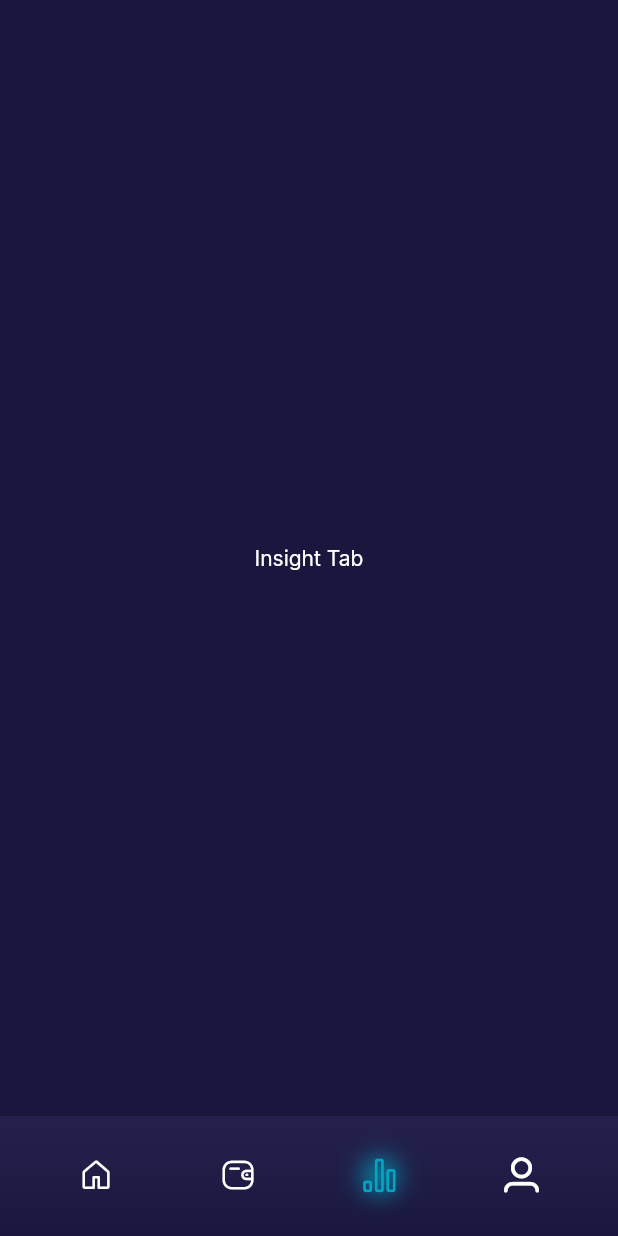
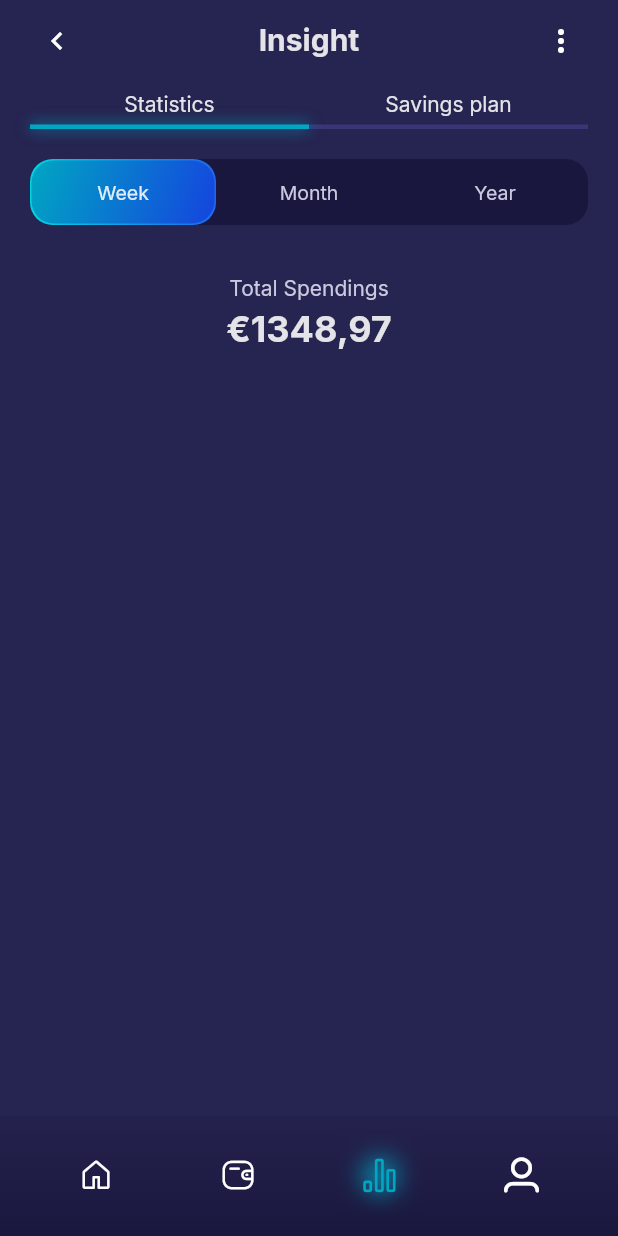
Before and after one commit to AyurM/App-Wallet, a Flutter app: the screen it shows after launch, item 3 of the bottom bar chosen, on a phone screen of 412 x 824 dp. Run offline on Flutter 3.47's test engine with Material 2 defaults, Android fonts, the light colour scheme and no system bars; our stand-ins replace google_fonts.

Commit message:
Started adding Insight tab

```diff
--- a/lib/components/app_bar.dart
+++ b/lib/components/app_bar.dart
@@ -36,6 +36,7 @@ class WalletAppBar extends AppBar {
               iconData: leadingIcon ?? Icons.chevron_left_outlined,
               onPressed: onBackPressed ?? () => Navigator.of(context).pop(),
               hasHorizontalPadding: true,
+              backgroundColor: bgColor,
             ),
             actions: [
               if (customAction != null) customAction,
@@ -43,6 +44,7 @@ class WalletAppBar extends AppBar {
                 iconData: Icons.more_vert_rounded,
                 onPressed: onMorePressed ?? () {},
                 hasHorizontalPadding: true,
+                backgroundColor: bgColor,
               )
             ],
             title: Text(text));
@@ -94,6 +96,7 @@ class HomeTabAppBar extends AppBar {
                 iconData: Icons.more_vert_rounded,
                 onPressed: onMorePressed ?? () {},
                 hasHorizontalPadding: true,
+                backgroundColor: bgColor,
               )
             ],
             title:
@@ -130,11 +133,14 @@ class AppBarButton extends StatelessWidget {
   final double? iconSize;
   final void Function()? onPressed;
   final bool hasHorizontalPadding;
+  final Color? backgroundColor;
+
   const AppBarButton(
       {Key? key,
       required this.iconData,
       this.iconSize,
       this.onPressed,
+      this.backgroundColor,
       this.hasHorizontalPadding = false})
       : super(key: key);
 
@@ -148,7 +154,7 @@ class AppBarButton extends StatelessWidget {
           height: _kAppBarButtonSize,
           decoration: BoxDecoration(
               borderRadius: BorderRadius.circular(_kBorderRadius),
-              color: AppColors.darkPrimary),
+              color: backgroundColor ?? AppColors.darkPrimary),
           child: InkWell(
             onTap: onPressed,
             borderRadius: BorderRadius.circular(_kBorderRadius),
--- /dev/null
+++ b/lib/components/app_tab_bar.dart
@@ -0,0 +1,77 @@
+import 'dart:ui';
+
+import 'package:app_wallet/res/theme/app_colors.dart';
+import 'package:app_wallet/res/theme/constants.dart';
+import 'package:flutter/material.dart';
+
+const _kIndicatorHeight = 3.0;
+const _kIndicatorBlur = 5.0;
+const _kUnselectedColor = Color(0xFF393678);
+
+class AppTabBar extends StatelessWidget {
+  final TabController controller;
+  final List<String> tabTitles;
+
+  const AppTabBar({Key? key, required this.tabTitles, required this.controller})
+      : super(key: key);
+
+  @override
+  Widget build(BuildContext context) {
+    return Padding(
+      padding: kHorizontalPadding20,
+      child: DecoratedBox(
+        decoration: const BoxDecoration(
+            border: Border(
+                bottom: BorderSide(
+                    color: _kUnselectedColor, width: _kIndicatorHeight))),
+        child: TabBar(
+            controller: controller,
+            physics: const NeverScrollableScrollPhysics(),
+            indicator: _AppTabIndicator(),
+            tabs: tabTitles
+                .map((title) => SizedBox(
+                      height: kAppBarBottomHeight,
+                      child: Center(
+                        child: Text(title,
+                            style: Theme.of(context)
+                                .textTheme
+                                .bodyText2
+                                ?.copyWith(color: AppColors.primaryText87)),
+                      ),
+                    ))
+                .toList()),
+      ),
+    );
+  }
+}
+
+class _AppTabIndicator extends Decoration {
+  @override
+  BoxPainter createBoxPainter([VoidCallback? onChanged]) => _AppTabPainter();
+}
+
+class _AppTabPainter extends BoxPainter {
+  @override
+  void paint(Canvas canvas, Offset offset, ImageConfiguration cfg) {
+    _drawIndicatorLine(canvas, offset, cfg, addBlur: true);
+    _drawIndicatorLine(canvas, offset, cfg, addBlur: false);
+  }
+
+  void _drawIndicatorLine(Canvas canvas, Offset offset, ImageConfiguration cfg,
+      {bool addBlur = false}) {
+    final paint = Paint()
+      ..color = AppColors.accent
+      ..style = PaintingStyle.stroke
+      ..strokeWidth = _kIndicatorHeight;
+
+    if (addBlur) {
+      paint.imageFilter =
+          ImageFilter.blur(sigmaX: _kIndicatorBlur, sigmaY: _kIndicatorBlur);
+    }
+
+    final dy = (cfg.size?.height ?? 0) - _kIndicatorHeight / 2;
+
+    canvas.drawLine(offset + Offset(0, dy),
+        offset + Offset(cfg.size?.width ?? 0, dy), paint);
+  }
+}
--- /dev/null
+++ b/lib/components/balance/total_spendings.dart
@@ -0,0 +1,26 @@
+import 'package:flutter/material.dart';
+
+const _titleText = 'Total Spendings';
+
+class TotalSpendings extends StatelessWidget {
+  final double value;
+  final String symbol;
+
+  const TotalSpendings({Key? key, required this.value, this.symbol = '€'})
+      : super(key: key);
+
+  @override
+  Widget build(BuildContext context) {
+    final textTheme = Theme.of(context).textTheme;
+
+    return Column(
+      mainAxisSize: MainAxisSize.min,
+      children: [
+        Text(_titleText, style: textTheme.subtitle1),
+        const SizedBox(height: 5),
+        Text('$symbol$value'.replaceFirst('.', ','),
+            style: textTheme.headline2),
+      ],
+    );
+  }
+}
--- a/lib/components/credit_card/add_card_form.dart
+++ b/lib/components/credit_card/add_card_form.dart
@@ -55,13 +55,13 @@ class _AddCardFormState extends State<AddCardForm> {
           const AppFormField(labelText: 'Cardholder Name'),
           const SizedBox(height: 20),
           Row(
-            children: [
-              const Expanded(
+            children: const [
+              Expanded(
                 flex: 166,
                 child: AppFormField(labelText: 'Expiration Date'),
               ),
-              const SizedBox(width: 17),
-              const Expanded(
+              SizedBox(width: 17),
+              Expanded(
                 flex: 127,
                 child: AppFormField(labelText: 'Security Code'),
               ),
--- /dev/null
+++ b/lib/components/period_selector.dart
@@ -0,0 +1,114 @@
+import 'package:app_wallet/components/primary_button.dart';
+import 'package:app_wallet/res/theme/app_colors.dart';
+import 'package:app_wallet/utils/enum_period.dart';
+import 'package:flutter/material.dart';
+
+const _kHeight = 44.0;
+const _kAnimDuration = Duration(milliseconds: 150);
+const _kBorderRadius = 15.0;
+
+class PeriodSelector extends StatefulWidget {
+  final Period initialValue;
+  final void Function(Period) onChanged;
+
+  const PeriodSelector(
+      {Key? key, this.initialValue = Period.week, required this.onChanged})
+      : super(key: key);
+
+  @override
+  State<PeriodSelector> createState() => _PeriodSelectorState();
+}
+
+class _PeriodSelectorState extends State<PeriodSelector> {
+  late Period selectedPeriod;
+
+  @override
+  void initState() {
+    super.initState();
+    selectedPeriod = widget.initialValue;
+  }
+
+  @override
+  Widget build(BuildContext context) {
+    return LayoutBuilder(builder: (context, constraints) {
+      final buttonWidth = (constraints.maxWidth) / Period.values.length;
+
+      return Container(
+        height: _kHeight,
+        decoration: BoxDecoration(
+            borderRadius: BorderRadius.circular(_kBorderRadius),
+            color: AppColors.darkPrimary),
+        child: Stack(children: [
+          _buildActiveOptionDecoration(Size(buttonWidth, _kHeight)),
+          SizedBox(
+            height: _kHeight,
+            child: Row(
+                children: Period.values
+                    .map((period) => Expanded(
+                        child: _OptionButton(
+                            text: period.text,
+                            isSelected: selectedPeriod == period,
+                            onPressed: () => _onOptionSelect(period))))
+                    .toList()),
+          )
+        ]),
+      );
+    });
+  }
+
+  Widget _buildActiveOptionDecoration(Size size) {
+    final alignments = [
+      Alignment.centerLeft,
+      Alignment.center,
+      Alignment.centerRight
+    ];
+
+    return AnimatedAlign(
+      duration: _kAnimDuration,
+      curve: Curves.decelerate,
+      alignment: alignments[selectedPeriod.index],
+      child: SizedBox(
+        width: size.width,
+        height: size.height,
+        child: Stack(children: PrimaryButton.getDecorations(_kBorderRadius)),
+      ),
+    );
+  }
+
+  void _onOptionSelect(Period period) {
+    if (period == selectedPeriod) {
+      return;
+    }
+
+    setState(() => selectedPeriod = period);
+    widget.onChanged.call(period);
+  }
+}
+
+class _OptionButton extends StatelessWidget {
+  final String text;
+  final void Function()? onPressed;
+  final bool isSelected;
+
+  const _OptionButton(
+      {Key? key, required this.text, required this.isSelected, this.onPressed})
+      : super(key: key);
+
+  @override
+  Widget build(BuildContext context) {
+    final textStyle = Theme.of(context).textTheme.button?.copyWith(
+        color: isSelected ? AppColors.primaryText87 : AppColors.secondaryText);
+
+    return GestureDetector(
+        behavior: HitTestBehavior.opaque,
+        onTap: onPressed,
+        child: Center(
+          child: Text(
+            text,
+            maxLines: 1,
+            overflow: TextOverflow.ellipsis,
+            style: textStyle,
+          ),
+        ));
+  }
+}
--- a/lib/components/primary_button.dart
+++ b/lib/components/primary_button.dart
@@ -24,32 +24,13 @@ class PrimaryButton extends StatelessWidget {
 
   @override
   Widget build(BuildContext context) {
-    final borderRadius = BorderRadius.circular(_kBorderRadius);
-
     return Padding(
       padding: margin ?? EdgeInsets.zero,
       child: Stack(
         children: [
-          Positioned.fill(
-              child: DecoratedBox(
-                  decoration: BoxDecoration(
-                      borderRadius: borderRadius,
-                      gradient: const LinearGradient(
-                          colors: [Color(0xFF01D3E1), Color(0xFF2067EF)])))),
-          Positioned(
-              left: 1,
-              right: 1,
-              top: 1,
-              bottom: 1,
-              child: DecoratedBox(
-                  decoration: BoxDecoration(
-                      borderRadius: borderRadius,
-                      gradient: const LinearGradient(
-                          begin: Alignment.topLeft,
-                          end: Alignment.bottomRight,
-                          colors: [AppColors.accent, AppColors.blue])))),
+          ...getDecorations(_kBorderRadius),
           ClipRRect(
-            borderRadius: borderRadius,
+            borderRadius: BorderRadius.circular(_kBorderRadius),
             child: TextButton(
               style: TextButton.styleFrom(
                 tapTargetSize: MaterialTapTargetSize.shrinkWrap,
@@ -64,4 +45,21 @@ class PrimaryButton extends StatelessWidget {
       ),
     );
   }
+
+  static List<Widget> getDecorations(double borderRadius) => [
+        Positioned.fill(
+            child: DecoratedBox(
+                decoration: BoxDecoration(
+                    borderRadius: BorderRadius.circular(borderRadius),
+                    gradient: AppColors.buttonBorderGradient))),
+        Positioned(
+            left: 1,
+            right: 1,
+            top: 1,
+            bottom: 1,
+            child: DecoratedBox(
+                decoration: BoxDecoration(
+                    borderRadius: BorderRadius.circular(borderRadius),
+                    gradient: AppColors.buttonGradient))),
+      ];
 }
--- a/lib/components/transactions/transaction_card.dart
+++ b/lib/components/transactions/transaction_card.dart
@@ -41,7 +41,7 @@ class TransactionCard extends StatelessWidget {
                       overflow: TextOverflow.ellipsis,
                       style: textTheme.bodyText1?.copyWith(
                           fontWeight: FontWeight.w700,
-                          color: Colors.white.withOpacity(0.87))),
+                          color: AppColors.primaryText87)),
                   const SizedBox(height: 3),
                   Text(_dateFormat.format(data.dateTime),
                       style: textTheme.subtitle2)
--- a/lib/components/transactions/transaction_list.dart
+++ b/lib/components/transactions/transaction_list.dart
@@ -20,8 +20,7 @@ class TransactionList extends StatelessWidget {
         children: [
           Text(_titleText,
               style: Theme.of(context).textTheme.bodyText1?.copyWith(
-                  fontWeight: FontWeight.w700,
-                  color: Colors.white.withOpacity(0.87))),
+                  fontWeight: FontWeight.w700, color: AppColors.primaryText87)),
           const SizedBox(height: 20),
           ..._buildWidgetList(data)
         ],
--- a/lib/res/theme/app_colors.dart
+++ b/lib/res/theme/app_colors.dart
@@ -7,10 +7,19 @@ class AppColors {
   static const lightPrimary = Color(0xFF262450);
   static const accent = Color(0xFF00A6C2);
   static const primaryText = Colors.white;
+  static const primaryText87 = Color(0xDEFFFFFF);
   static const secondaryText = Color(0xFFCAC9DF);
   static const purple = Color(0xFFA858EE);
   static const purple2 = Color(0xFF6C40D9);
   static const cyan = Color(0xFF00A6C2);
   static const blue = Color(0xFF1544DF);
   static const green = Color(0xFF70E77E);
+
+  static const buttonGradient = LinearGradient(
+      begin: Alignment.topLeft,
+      end: Alignment.bottomRight,
+      colors: [AppColors.accent, AppColors.blue]);
+
+  static const buttonBorderGradient =
+      LinearGradient(colors: [Color(0xFF01D3E1), Color(0xFF2067EF)]);
 }
--- a/lib/res/theme/constants.dart
+++ b/lib/res/theme/constants.dart
@@ -1,6 +1,7 @@
 import 'package:flutter/material.dart';
 
 const kBottomNavBarHeight = 80.0;
+const kAppBarBottomHeight = 30.0;
 const kExtendedToolbarHeight = 64.0;
 const kHorizontalPadding20 = EdgeInsets.symmetric(horizontal: 20);
 const kHorizontalPadding10 = EdgeInsets.symmetric(horizontal: 10);
--- a/lib/res/theme/text_theme.dart
+++ b/lib/res/theme/text_theme.dart
@@ -1,22 +1,20 @@
 import 'package:app_wallet/res/theme/app_colors.dart';
 import 'package:flutter/material.dart';
 import 'package:google_fonts/google_fonts.dart';
-
-const _kTextOpacity = 0.87;
 
 TextTheme appTextTheme = TextTheme(
   headline1: GoogleFonts.inter(
       fontSize: 36,
       fontWeight: FontWeight.w700,
-      color: AppColors.primaryText.withOpacity(_kTextOpacity)),
+      color: AppColors.primaryText87),
   headline2: GoogleFonts.inter(
       fontSize: 24,
       fontWeight: FontWeight.w700,
-      color: AppColors.primaryText.withOpacity(_kTextOpacity)),
+      color: AppColors.primaryText87),
   headline3: GoogleFonts.inter(
       fontSize: 20,
       fontWeight: FontWeight.w700,
-      color: AppColors.primaryText.withOpacity(_kTextOpacity)),
+      color: AppColors.primaryText87),
   headline4: GoogleFonts.inter(
       fontSize: 20, fontWeight: FontWeight.w400, color: AppColors.primaryText),
   bodyText1: GoogleFonts.inter(
@@ -26,7 +24,7 @@ TextTheme appTextTheme = TextTheme(
   button: GoogleFonts.inter(
       fontSize: 13,
       fontWeight: FontWeight.w400,
-      color: AppColors.primaryText.withOpacity(_kTextOpacity)),
+      color: AppColors.primaryText87),
   subtitle1: GoogleFonts.inter(
       fontSize: 14,
       fontWeight: FontWeight.w400,
--- a/lib/screens/home_screen.dart
+++ b/lib/screens/home_screen.dart
@@ -1,5 +1,6 @@
 import 'package:app_wallet/components/app_bottom_nav_bar.dart';
 import 'package:app_wallet/screens/home_tab.dart';
+import 'package:app_wallet/screens/insight_tab.dart';
 import 'package:app_wallet/screens/wallet_tab.dart';
 import 'package:flutter/material.dart';
 import 'package:flutter/services.dart';
@@ -43,14 +44,11 @@ class _HomeScreenState extends State<HomeScreen> with TickerProviderStateMixin {
             TabBarView(
               controller: tabController,
               physics: const NeverScrollableScrollPhysics(),
-              children: const [
-                HomeTab(),
-                WalletTab(),
-                Center(
-                    child: Text(
-                  'Insight Tab',
-                )),
-                Center(child: Text('Profile Tab'))
+              children: [
+                const HomeTab(),
+                WalletTab(onBackPressed: () => _onTabSelect(0)),
+                InsightTab(onBackPressed: () => _onTabSelect(0)),
+                const Center(child: Text('Profile Tab'))
               ],
             ),
           ],
--- /dev/null
+++ b/lib/screens/insight_stats_tab.dart
@@ -0,0 +1,36 @@
+import 'package:app_wallet/components/balance/total_spendings.dart';
+import 'package:app_wallet/components/period_selector.dart';
+import 'package:app_wallet/res/theme/constants.dart';
+import 'package:app_wallet/utils/data_mock_utils.dart';
+import 'package:app_wallet/utils/enum_period.dart';
+import 'package:flutter/material.dart';
+
+class InsightStatsTab extends StatefulWidget {
+  const InsightStatsTab({Key? key}) : super(key: key);
+
+  @override
+  State<InsightStatsTab> createState() => _InsightStatsTabState();
+}
+
+class _InsightStatsTabState extends State<InsightStatsTab> {
+  Period period = Period.week;
+
+  @override
+  Widget build(BuildContext context) {
+    return Column(
+      children: [
+        const SizedBox(height: 20),
+        Padding(
+            padding: kHorizontalPadding20,
+            child: PeriodSelector(
+                initialValue: period, onChanged: _onPeriodChanged)),
+        const SizedBox(height: 33),
+        TotalSpendings(value: DataMockUtils.getMockSpendings(period))
+      ],
+    );
+  }
+
+  void _onPeriodChanged(Period selectedPeriod) {
+    setState(() => period = selectedPeriod);
+  }
+}
--- /dev/null
+++ b/lib/screens/insight_tab.dart
@@ -0,0 +1,58 @@
+import 'package:app_wallet/components/app_bar.dart';
+import 'package:app_wallet/components/app_tab_bar.dart';
+import 'package:app_wallet/res/theme/app_colors.dart';
+import 'package:app_wallet/res/theme/constants.dart';
+import 'package:app_wallet/screens/insight_stats_tab.dart';
+import 'package:flutter/material.dart';
+
+const _titleText = 'Insight';
+const _kTabTitles = ['Statistics', 'Savings plan'];
+
+class InsightTab extends StatefulWidget {
+  final void Function()? onBackPressed;
+
+  const InsightTab({Key? key, this.onBackPressed}) : super(key: key);
+
+  @override
+  State<InsightTab> createState() => _InsightTabState();
+}
+
+class _InsightTabState extends State<InsightTab>
+    with SingleTickerProviderStateMixin {
+  late final TabController tabController;
+
+  @override
+  void initState() {
+    super.initState();
+    tabController = TabController(length: 2, vsync: this);
+  }
+
+  @override
+  void dispose() {
+    tabController.dispose();
+    super.dispose();
+  }
+
+  @override
+  Widget build(BuildContext context) {
+    final textTheme = Theme.of(context).textTheme;
+
+    return Scaffold(
+      backgroundColor: AppColors.lightPrimary,
+      appBar: WalletAppBar(
+        text: _titleText,
+        context: context,
+        onBackPressed: widget.onBackPressed,
+        bgColor: AppColors.lightPrimary,
+        bottomWidget: PreferredSize(
+            preferredSize: const Size.fromHeight(kAppBarBottomHeight),
+            child:
+                AppTabBar(tabTitles: _kTabTitles, controller: tabController)),
+      ),
+      body: TabBarView(controller: tabController, children: [
+        const InsightStatsTab(),
+        Center(child: Text(_kTabTitles[1], style: textTheme.bodyText1)),
+      ]),
+    );
+  }
+}
--- a/lib/screens/wallet_tab.dart
+++ b/lib/screens/wallet_tab.dart
@@ -2,15 +2,17 @@ import 'package:app_wallet/components/app_bar.dart';
 import 'package:app_wallet/components/balance/available_balance.dart';
 import 'package:app_wallet/components/credit_card/add_card_form.dart';
 import 'package:app_wallet/components/credit_card/credit_card_slider.dart';
+import 'package:app_wallet/res/theme/app_colors.dart';
 import 'package:app_wallet/res/theme/constants.dart';
 import 'package:flutter/material.dart';
 
 const _titleText = 'Wallet';
 const _bottomTitleText = 'Cards';
-const _kBarBottomHeight = 30.0;
 
 class WalletTab extends StatelessWidget {
-  const WalletTab({Key? key}) : super(key: key);
+  final void Function()? onBackPressed;
+
+  const WalletTab({Key? key, this.onBackPressed}) : super(key: key);
 
   @override
   Widget build(BuildContext context) {
@@ -20,9 +22,9 @@ class WalletTab extends StatelessWidget {
         appBar: WalletAppBar(
           text: _titleText,
           context: context,
-          onBackPressed: () {},
+          onBackPressed: onBackPressed,
           bottomWidget: const PreferredSize(
-              preferredSize: Size.fromHeight(_kBarBottomHeight),
+              preferredSize: Size.fromHeight(kAppBarBottomHeight),
               child: _WalletTabBottom()),
         ),
         body: SingleChildScrollView(
@@ -51,7 +53,7 @@ class _WalletTabBottom extends StatelessWidget {
 
   @override
   Widget build(BuildContext context) => SizedBox(
-        height: _kBarBottomHeight,
+        height: kAppBarBottomHeight,
         child: Column(
           children: [
             Text(
@@ -59,7 +61,7 @@ class _WalletTabBottom extends StatelessWidget {
               style: Theme.of(context)
                   .textTheme
                   .bodyText1
-                  ?.copyWith(color: Colors.white.withOpacity(0.87)),
+                  ?.copyWith(color: AppColors.primaryText87),
             ),
             const Spacer(),
             Container(
--- a/lib/utils/data_mock_utils.dart
+++ b/lib/utils/data_mock_utils.dart
@@ -3,6 +3,7 @@ import 'dart:math';
 import 'package:app_wallet/data/model/balance_stat.dart';
 import 'package:app_wallet/data/model/transaction_data.dart';
 import 'package:app_wallet/data/model/user_profile.dart';
+import 'package:app_wallet/utils/enum_period.dart';
 import 'package:flutter/material.dart';
 
 const _kMinBalancePercent = 10;
@@ -88,4 +89,15 @@ class DataMockUtils {
           type: TransactionType.expense),
     ];
   }
+
+  static double getMockSpendings(Period period) {
+    switch (period) {
+      case Period.week:
+        return 1348.97;
+      case Period.month:
+        return 3509.15;
+      case Period.year:
+        return 42897.68;
+    }
+  }
 }
--- /dev/null
+++ b/lib/utils/enum_period.dart
@@ -0,0 +1,7 @@
+enum Period {
+  week,
+  month,
+  year;
+
+  String get text => name[0].toUpperCase() + name.substring(1);
+}
```
